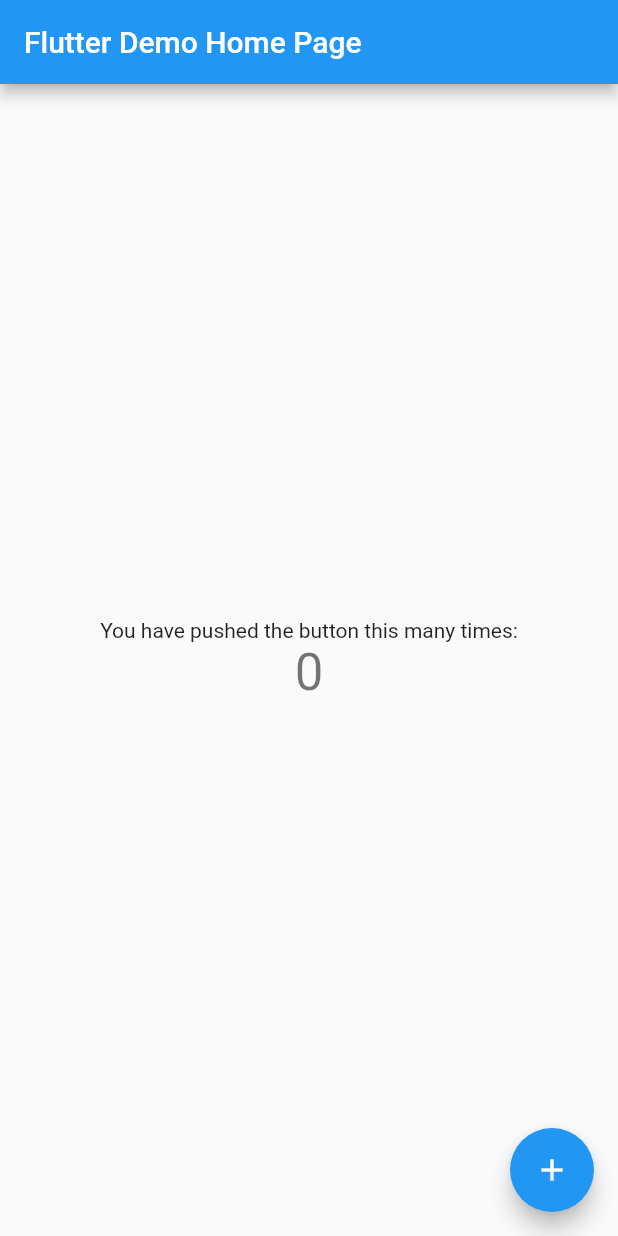
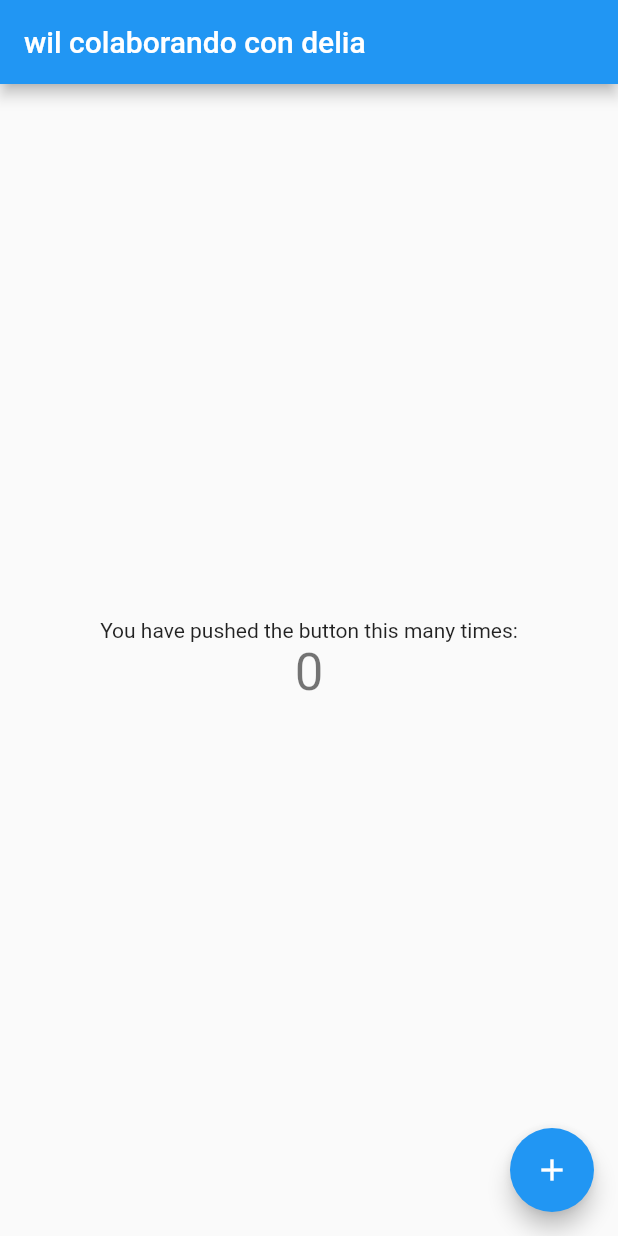
Before and after one commit to deeelia/MiprimerRepositorio, a Flutter app: the screen it shows after launch, on a phone screen of 412 x 824 dp. Run offline on Flutter 3.47's test engine with Material 2 defaults, Android fonts, the phone set to English and light mode, and no system bars.

Commit message:
colaborando con delia

```diff
--- a/lib/main.dart
+++ b/lib/main.dart
@@ -7,7 +7,7 @@ class MyApp extends StatelessWidget {
   @override
   Widget build(BuildContext context) {
     return MaterialApp(
-      title: 'Flutter Demo',
+      title: 'Flutter Demo colaborando con delia',
       theme: ThemeData(
         // This is the theme of your application.
         //
@@ -20,7 +20,7 @@ class MyApp extends StatelessWidget {
         // is not restarted.
         primarySwatch: Colors.blue,
       ),
-      home: MyHomePage(title: 'Flutter Demo Home Page'),
+      home: MyHomePage(title: 'wil colaborando con delia'),
     );
   }
 }
```
